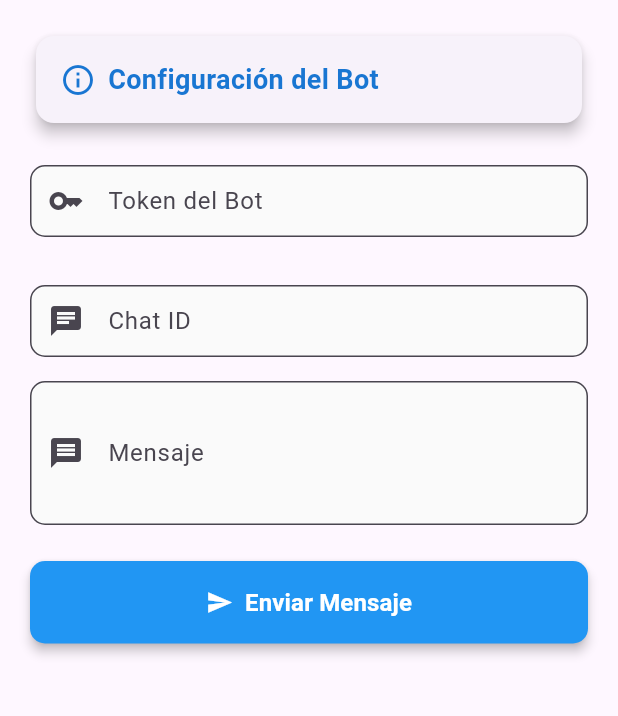
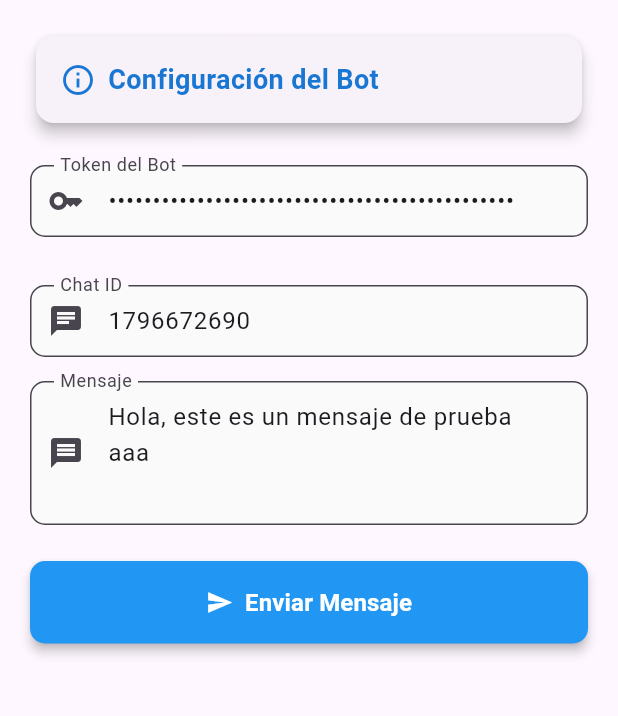
Before and after one commit to Brandon-Gonsales/verified_listener_client, a Flutter app: the screen it shows after launch, on a phone screen of 412 x 824 dp, the part 84-800 px from its top. Run offline on Flutter 3.47's test engine with Material 3 defaults, Android fonts, the phone set to English and light mode, and no system bars.

Commit message:
add values input defaults

```diff
--- a/lib/screens/telegram_bot_screen.dart
+++ b/lib/screens/telegram_bot_screen.dart
@@ -13,10 +13,15 @@ class TelegramBotScreen extends StatefulWidget {
 }
 
 class _TelegramBotScreenState extends State<TelegramBotScreen> {
-  // Controladores
-  final TextEditingController _tokenController = TextEditingController();
-  final TextEditingController _chatIdController = TextEditingController();
-  final TextEditingController _messageController = TextEditingController();
+  final TextEditingController _tokenController = TextEditingController(
+    text: "8418581740:AAGRvp8eJ7Zjax_CKUiDI-5vWDxBwNRV_fg", // Valor por defecto
+  );
+  final TextEditingController _chatIdController = TextEditingController(
+    text: "1796672690", // Valor por defecto
+  );
+  final TextEditingController _messageController = TextEditingController(
+    text: "Hola, este es un mensaje de prueba aaa", // Valor por defecto
+  );
 
   // Clave del formulario para validaciones
   final GlobalKey<FormState> _formKey = GlobalKey<FormState>();
@@ -136,13 +141,6 @@ class _TelegramBotScreenState extends State<TelegramBotScreen> {
 
               const SizedBox(height: 16),
 
-              // // Botón para validar bot (opcional)
-              // TextButton.icon(
-              //   onPressed: _isLoading ? null : _validateBot,
-              //   icon: const Icon(Icons.verified),
-              //   label: const Text('Validar Bot'),
-              // ),
-
               const SizedBox(height: 16),
 
               CustomTextField(
--- a/pubspec.yaml
+++ b/pubspec.yaml
@@ -31,6 +31,8 @@ dependencies:
   flutter:
     sdk: flutter
   http: ^1.1.0
+  flutter_notification_listener: ^2.0.0
+  permission_handler: ^11.0.1
 
   # The following adds the Cupertino Icons font to your application.
   # Use with the CupertinoIcons class for iOS style icons.
```
Also changed, not shown: flutter_01.png (added), lib/services/notification_listener_service.dart (added).
